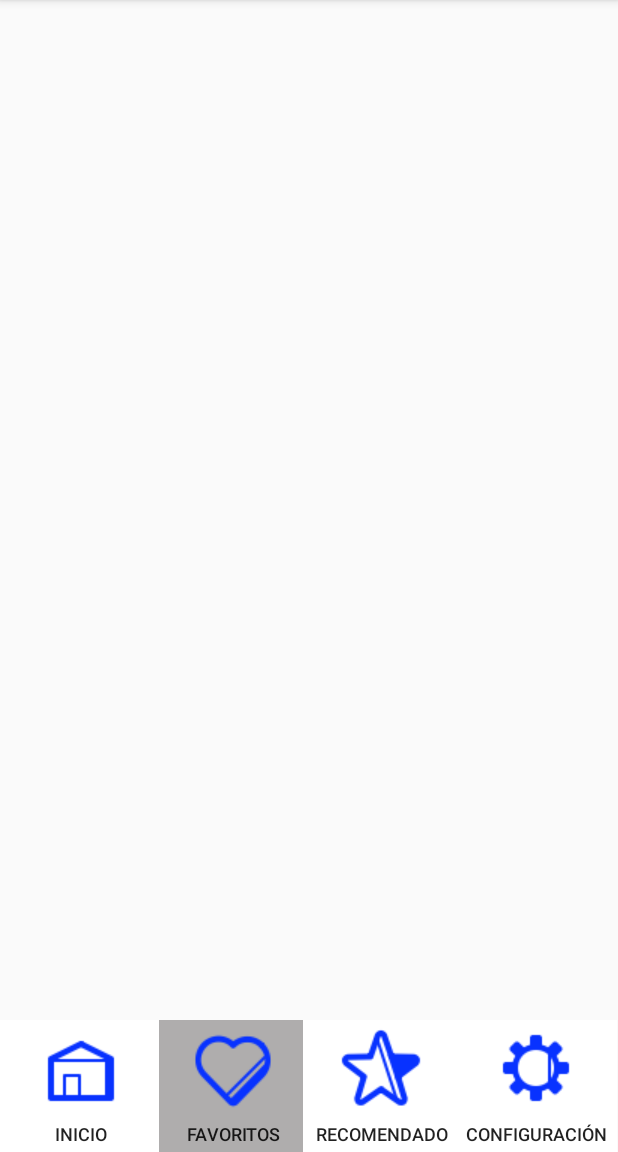
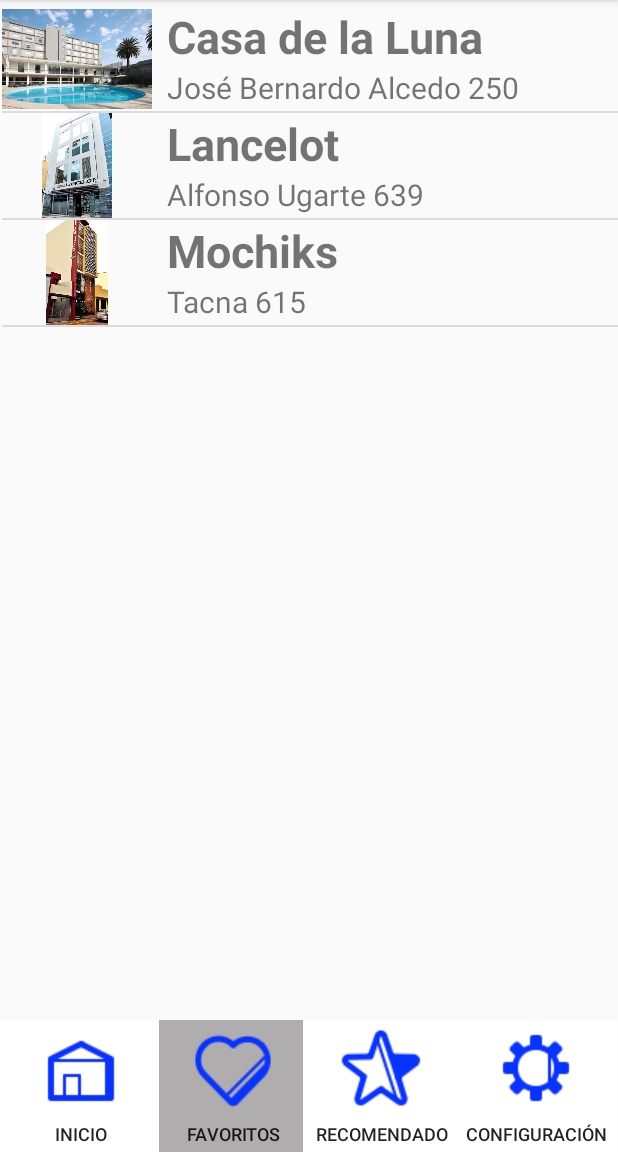
Before and after one commit to JonathanBoVi/ProyectoMoviles, an Android app: the Favoritos screen opened directly, with no data from a screen before it, on a phone screen of 412 x 824 dp, the part 84-1236 px from its top. Run offline under Robolectric (Android 15) with nearby library versions, the phone set to English and light mode, and no system bars.

Commit message:
listado por fin xd

```diff
--- a/app/src/main/java/com/bonilla/proyecto/Adaptador.java
+++ b/app/src/main/java/com/bonilla/proyecto/Adaptador.java
@@ -12,7 +12,7 @@ import android.widget.TextView;
 
 import java.util.ArrayList;
 
-public class Adaptador extends BaseAdapter {
+public class Adaptador extends BaseAdapter{
     private Context context;
     private ArrayList<Hotel> listaItems;
 
@@ -23,19 +23,16 @@ public class Adaptador extends BaseAdapter {
 
     @Override
     public int getCount() {
-
         return listaItems.size();
     }
 
     @Override
     public Object getItem(int position) {
-
         return listaItems.get(position);
     }
 
     @Override
     public long getItemId(int position) {
-
         return 0;
     }
 
@@ -43,7 +40,7 @@ public class Adaptador extends BaseAdapter {
     public View getView(int position, View convertView, ViewGroup parent) {
         Hotel item = (Hotel) getItem(position);
 
-        convertView = LayoutInflater.from(context).inflate(R.layout.activity_favoritos,null);
+        convertView = LayoutInflater.from(context).inflate(R.layout.lista_hotel,null);
         ImageView img = (ImageView) convertView.findViewById(R.id.imgHotel);
         TextView txtHotel = (TextView) convertView.findViewById(R.id.txtNombreHotel);
         TextView txtDescripcion = (TextView) convertView.findViewById(R.id.txtDescripcionHotel);
--- a/app/src/main/java/com/bonilla/proyecto/Favoritos.java
+++ b/app/src/main/java/com/bonilla/proyecto/Favoritos.java
@@ -7,6 +7,8 @@ import android.os.Bundle;
 import android.view.View;
 import android.widget.Button;
 import android.widget.ListView;
+
+import java.util.ArrayList;
 
 public class Favoritos extends AppCompatActivity {
 
@@ -46,8 +48,18 @@ public class Favoritos extends AppCompatActivity {
             }
         });
 
-        //lista = findViewById(R.id.)
-
+        lista = (ListView) findViewById(R.id.lblItem);
+        adaptador = new Adaptador(this, GetArrayItem());
+        lista.setAdapter(adaptador);
 
     }
+
+    private ArrayList<Hotel> GetArrayItem(){
+        ArrayList<Hotel> listaItem = new ArrayList<>();
+        listaItem.add(new Hotel(R.drawable.casandina, "Casa de la Luna", "José Bernardo Alcedo 250"));
+        listaItem.add(new Hotel(R.drawable.lancelot, "Lancelot", "Alfonso Ugarte 639"));
+        listaItem.add(new Hotel(R.drawable.mochiks, "Mochiks", "Tacna 615"));
+
+        return listaItem;
+    }
 }
--- a/app/src/main/java/com/bonilla/proyecto/Hotel.java
+++ b/app/src/main/java/com/bonilla/proyecto/Hotel.java
@@ -5,10 +5,10 @@ public class Hotel {
     private String nombreHotel;
     private String descripcionHotel;
 
-    public Hotel(int img, String titulo, String contenido) {
+    public Hotel(int img, String nombreHotel, String descripcionHotel) {
         this.img =  img;
-        this.nombreHotel = titulo;
-        this.descripcionHotel = contenido;
+        this.nombreHotel = nombreHotel;
+        this.descripcionHotel = descripcionHotel;
     }
 
     public int getImg() {
--- a/app/src/main/res/layout/activity_favoritos.xml
+++ b/app/src/main/res/layout/activity_favoritos.xml
@@ -5,36 +5,34 @@
     android:layout_width="match_parent"
     android:layout_height="match_parent"
     tools:context=".Favoritos">
-    <LinearLayout
-        android:orientation="horizontal"
-        android:layout_width="match_parent"
-        android:layout_height="match_parent">
 
-        <ImageView
-            android:id="@+id/imgHotel"
-            android:layout_width="100dp"
-            android:layout_height="70dp" />
+    <RelativeLayout
+        android:layout_width="413dp"
+        android:layout_height="640dp"
+        app:layout_constraintBottom_toBottomOf="parent"
+        app:layout_constraintEnd_toEndOf="parent"
+        app:layout_constraintStart_toStartOf="parent"
+        app:layout_constraintTop_toTopOf="parent"
+        app:layout_constraintVertical_bias="0.016">
 
-        <LinearLayout
-            android:layout_width="match_parent"
-            android:layout_height="70dp"
-            android:layout_marginLeft="10dp"
-            android:orientation="vertical">
+        <ListView
+            android:id="@+id/lblItem"
+            android:layout_width="412dp"
+            android:layout_height="639dp"
+            android:layout_alignParentStart="true"
+            android:layout_alignParentTop="true"
+            android:layout_alignParentEnd="true"
+            android:layout_alignParentBottom="true"
+            android:layout_marginStart="1dp"
+            android:layout_marginTop="2dp"
+            android:layout_marginEnd="0dp"
+            android:layout_marginBottom="0dp"
+            app:layout_constraintBottom_toBottomOf="parent"
+            app:layout_constraintEnd_toEndOf="parent"
+            app:layout_constraintStart_toStartOf="parent"
+            app:layout_constraintTop_toTopOf="parent"></ListView>
+    </RelativeLayout>
 
-            <TextView
-                android:id="@+id/txtNombreHotel"
-                android:layout_width="match_parent"
-                android:layout_height="wrap_content"
-                android:textSize="30dp"
-                android:textStyle="bold" />
-
-            <TextView
-                android:id="@+id/txtDescripcionHotel"
-                android:layout_width="match_parent"
-                android:layout_height="wrap_content"
-                android:textSize="20dp" />
-        </LinearLayout>
-    </LinearLayout>
     <RelativeLayout
         android:id="@+id/relativeLayout2"
         android:layout_width="411dp"
--- /dev/null
+++ b/app/src/main/res/layout/lista_hotel.xml
@@ -0,0 +1,33 @@
+<?xml version="1.0" encoding="utf-8"?>
+<LinearLayout
+    xmlns:android="http://schemas.android.com/apk/res/android"
+    android:orientation="horizontal"
+    android:layout_width="match_parent"
+    android:layout_height="match_parent">
+
+      <ImageView
+            android:layout_width="100dp"
+            android:layout_height="70dp"
+            android:id="@+id/imgHotel"/>
+
+        <LinearLayout
+            android:layout_width="match_parent"
+            android:layout_height="wrap_content"
+            android:layout_marginLeft="10dp"
+            android:orientation="vertical">
+
+            <TextView
+                android:id="@+id/txtNombreHotel"
+                android:layout_width="wrap_content"
+                android:layout_height="wrap_content"
+                android:textSize="30dp"
+                android:textStyle="bold" />
+
+            <TextView
+                android:id="@+id/txtDescripcionHotel"
+                android:layout_width="wrap_content"
+                android:layout_height="wrap_content"
+                android:textSize="20dp" />
+        </LinearLayout>
+
+</LinearLayout>
```
Also changed, not shown: app/src/main/res/drawable/casandina.png (added), app/src/main/res/drawable/lancelot.png (added), app/src/main/res/drawable/mochiks.png (added), app/src/main/res/drawable/sunec.png (added), app/src/main/res/drawable/tumbasreales.png (added), app/src/main/res/drawable/winmeier.png (added).
